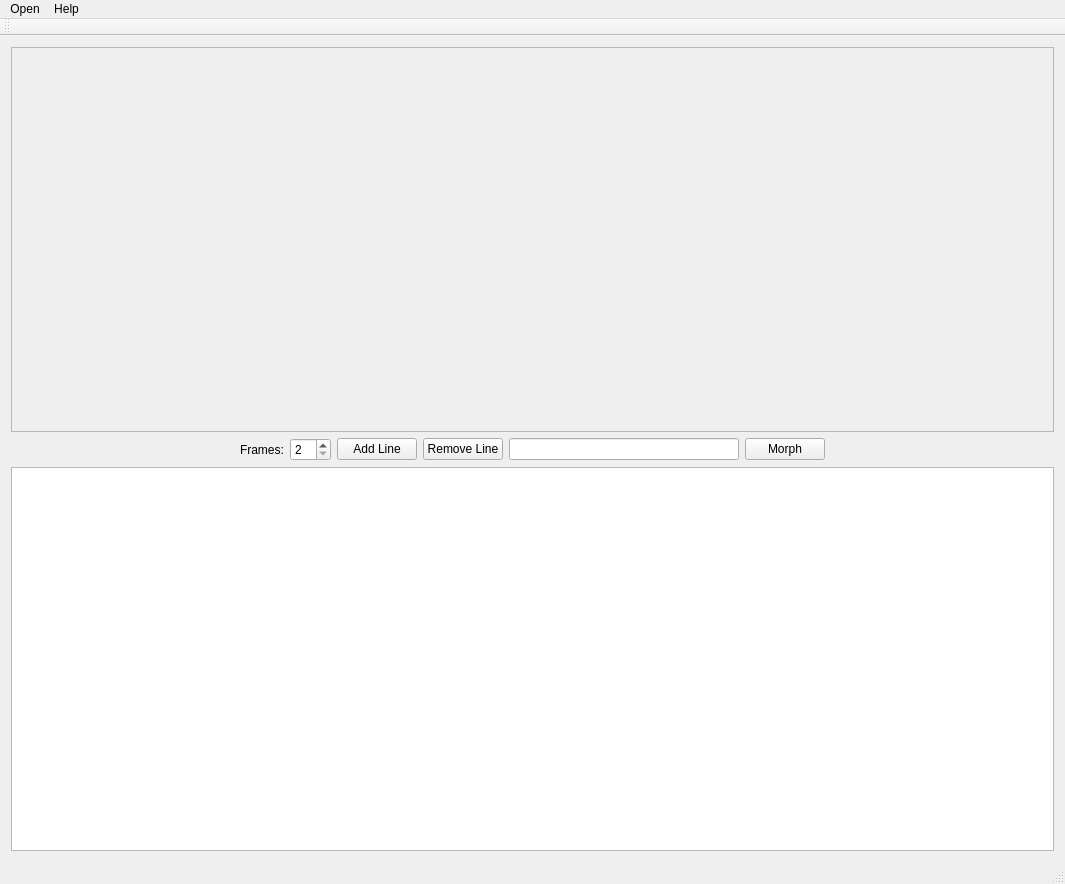
This is bn_gui/bn_gui.ui in lordrecneps/Beier-Neely-Morph-Tool as Qt 5 draws it before an edit. The edited form follows.
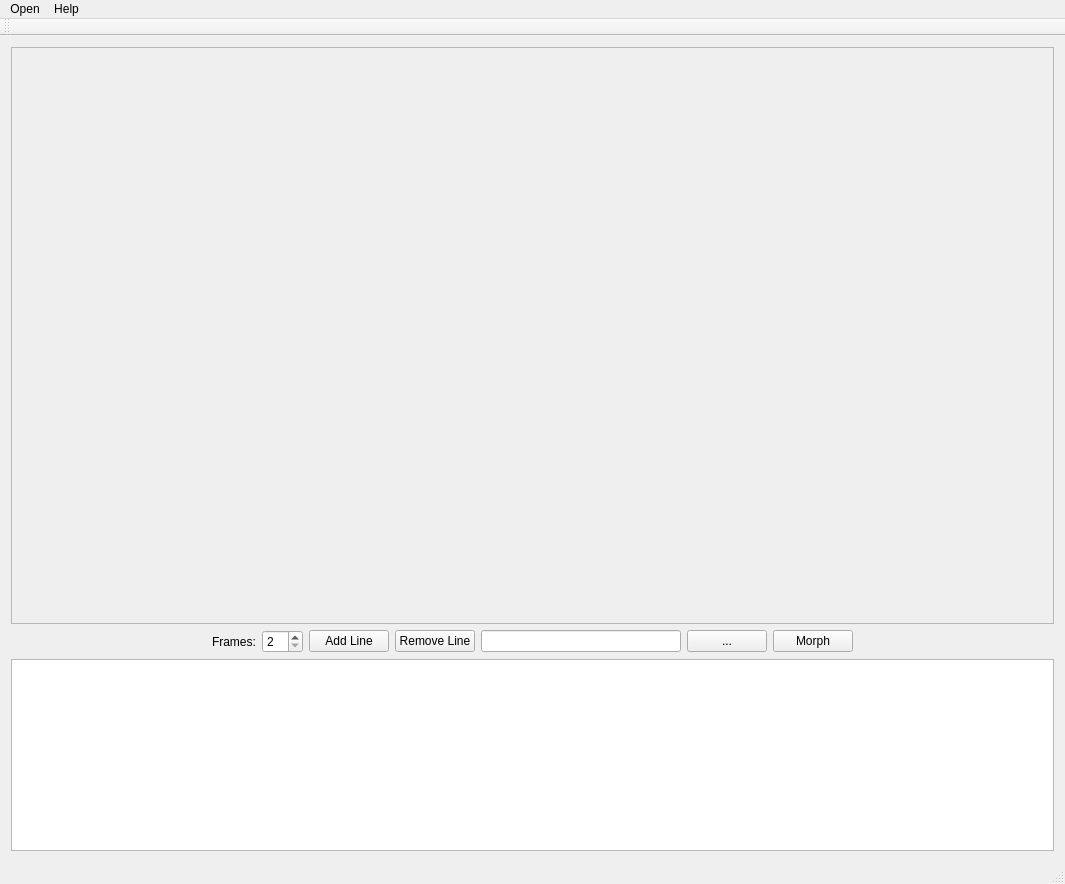
This is the edited form. Icons and pictures are not drawn. Custom widgets are drawn as their Qt base class.

Patch:
```diff
--- a/bn_gui/bn_gui.ui
+++ b/bn_gui/bn_gui.ui
@@ -31,7 +31,13 @@
        </property>
        <layout class="QHBoxLayout" name="horizontalLayout_2">
         <item>
-         <widget class="QLabel" name="first_pic">
+         <widget class="ClickableLabel" name="first_pic">
+          <property name="sizePolicy">
+           <sizepolicy hsizetype="Fixed" vsizetype="Fixed">
+            <horstretch>0</horstretch>
+            <verstretch>0</verstretch>
+           </sizepolicy>
+          </property>
           <property name="text">
            <string/>
           </property>
@@ -44,7 +50,13 @@
          </widget>
         </item>
         <item>
-         <widget class="QLabel" name="second_pic">
+         <widget class="ClickableLabel" name="second_pic">
+          <property name="sizePolicy">
+           <sizepolicy hsizetype="Fixed" vsizetype="Fixed">
+            <horstretch>0</horstretch>
+            <verstretch>0</verstretch>
+           </sizepolicy>
+          </property>
           <property name="text">
            <string/>
           </property>
@@ -104,7 +116,18 @@
        </widget>
       </item>
       <item>
-       <widget class="QLineEdit" name="lineEdit"/>
+       <widget class="QLineEdit" name="lineEdit">
+        <property name="readOnly">
+         <bool>true</bool>
+        </property>
+       </widget>
+      </item>
+      <item>
+       <widget class="QPushButton" name="pushButton_4">
+        <property name="text">
+         <string>...</string>
+        </property>
+       </widget>
       </item>
       <item>
        <widget class="QPushButton" name="pushButton_2">
@@ -129,7 +152,14 @@
      </layout>
     </item>
     <item>
-     <widget class="QListWidget" name="listWidget"/>
+     <widget class="QListWidget" name="listWidget">
+      <property name="sizePolicy">
+       <sizepolicy hsizetype="Expanding" vsizetype="Minimum">
+        <horstretch>0</horstretch>
+        <verstretch>0</verstretch>
+       </sizepolicy>
+      </property>
+     </widget>
     </item>
    </layout>
   </widget>
@@ -202,6 +232,16 @@
   </action>
  </widget>
  <layoutdefault spacing="6" margin="11"/>
+ <customwidgets>
+  <customwidget>
+   <class>ClickableLabel</class>
+   <extends>QLabel</extends>
+   <header>ClickableLabel.h</header>
+   <slots>
+    <signal>clicked(QPoint)</signal>
+   </slots>
+  </customwidget>
+ </customwidgets>
  <resources>
   <include location="bn_gui.qrc"/>
  </resources>
```
Left out of the diff: 91 changed lines with no effect on the pictures.
